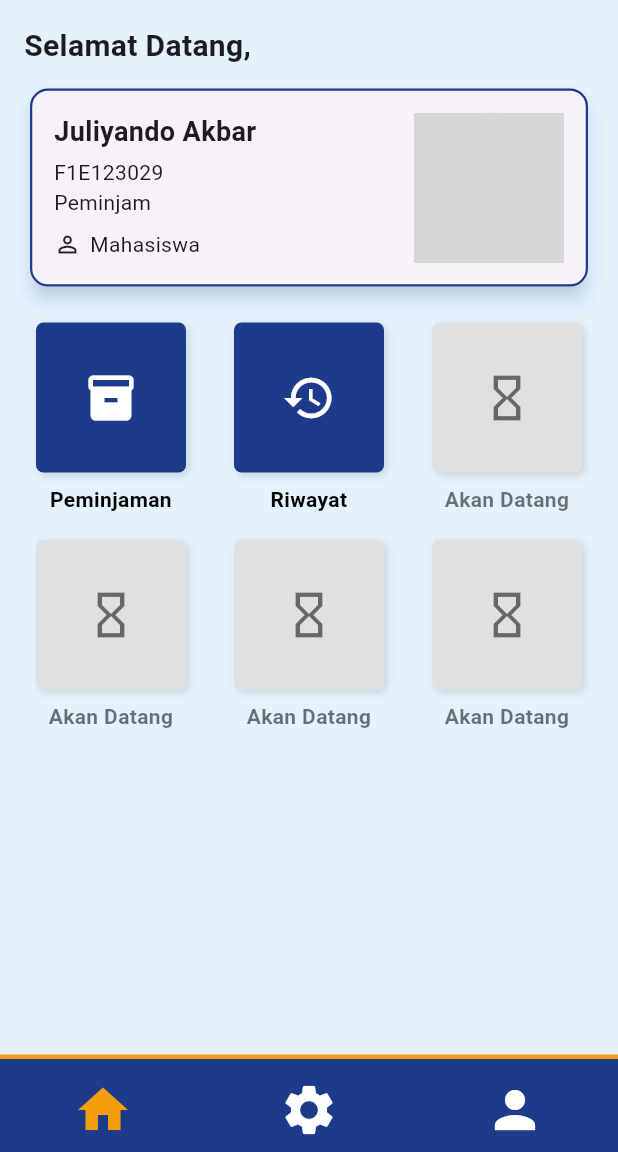
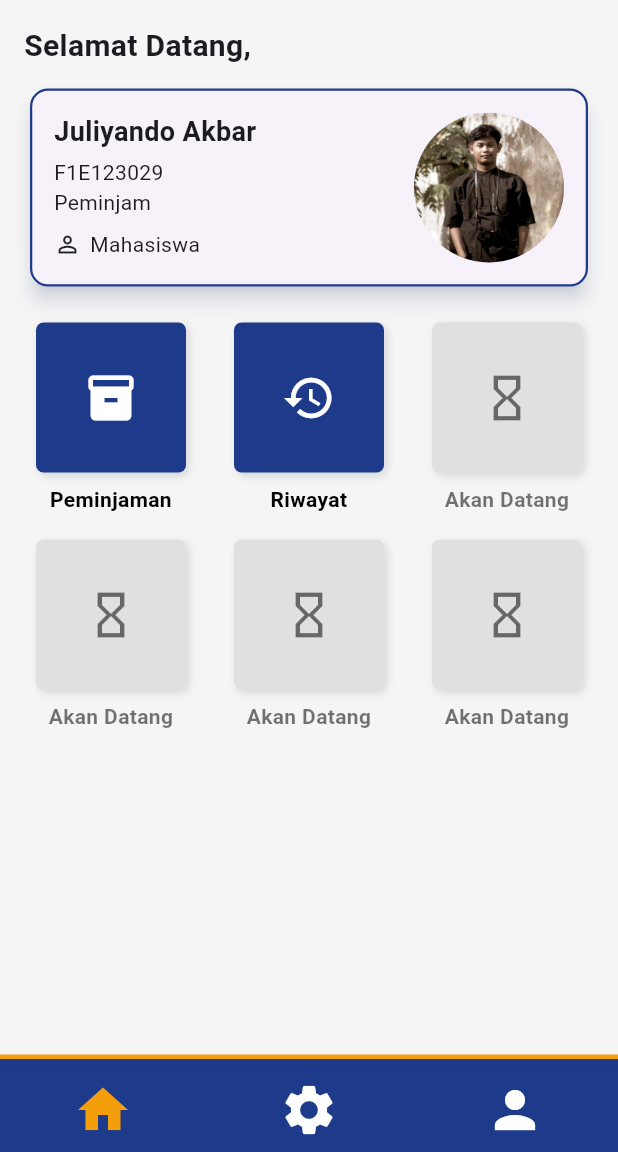
Before and after one commit to MSaktiGp/educycle, a Flutter app: the HomePage screen opened by its route, on a phone screen of 412 x 824 dp, the part 84-1236 px from its top. Run offline on Flutter 3.47's test engine with Material 3 defaults, Android fonts, the phone set to English and light mode, and no system bars; grey boxes are pictures that could not be loaded.

Commit message:
Bug Fixes - Home page

```diff
--- a/lib/screens/home_page.dart
+++ b/lib/screens/home_page.dart
@@ -1,5 +1,6 @@
 import 'package:flutter/material.dart';
 import 'package:educycle/constants/colors.dart';
+
 
 class HomePage extends StatelessWidget {
   const HomePage({super.key});
@@ -8,7 +9,7 @@ class HomePage extends StatelessWidget {
   Widget build(BuildContext context) {
     final primaryColor = AppColors.primaryBlue;
     final accentColor = AppColors.secondaryOrange;
-    final backgroundColor = AppColors.backgroundLightBlue;
+    final backgroundColor = Color(0xFFF5F5F5);
 
     return Scaffold(
       backgroundColor: backgroundColor,
--- a/pubspec.yaml
+++ b/pubspec.yaml
@@ -45,7 +45,8 @@ flutter:
   uses-material-design: true
 
   # To add assets to your application, add an assets section, like this:
-  #assets:
+  assets:
+  - assets/images/
 
   #   - images/a_dot_ham.jpeg
 
```
Also changed, not shown: assets/images/MyFoto.jpg (renamed from lib/Assets/images/MyFoto.jpg).
